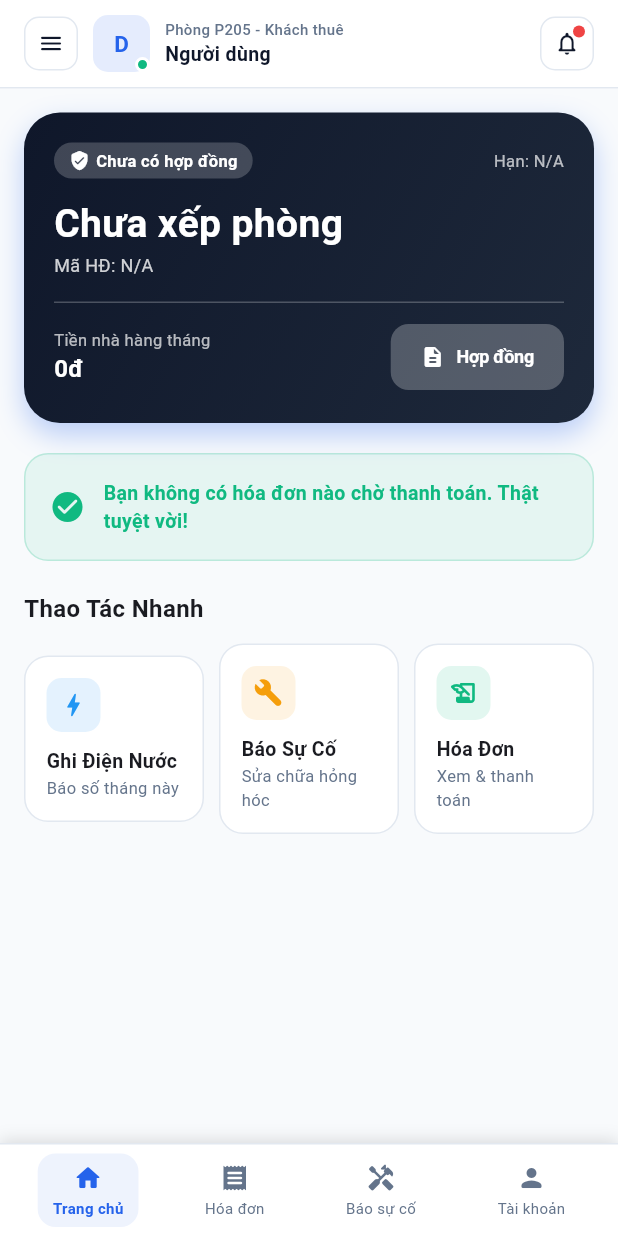
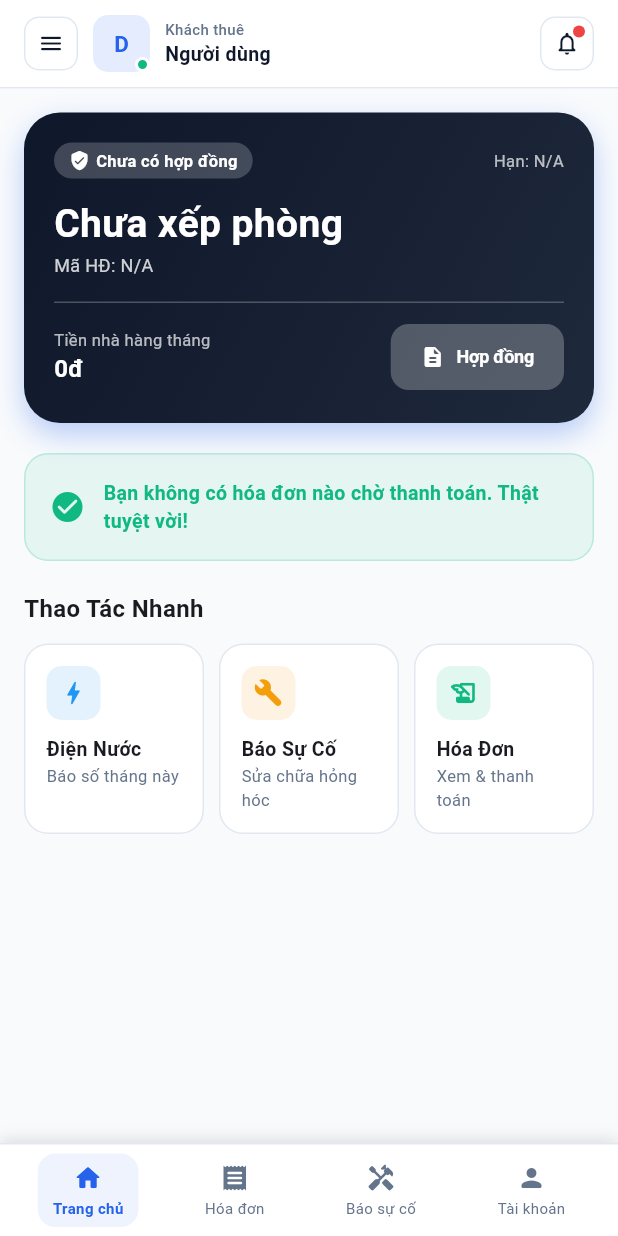
Before and after one commit to BunPun231/SE405-Nhom09-QuanLyPhongTro, a Flutter app: the MainNavigationScreen screen opened directly, on a phone screen of 412 x 824 dp. Run offline on Flutter 3.47's test engine with Material 3 defaults, Android fonts, the phone set to English and light mode, and no system bars; our stand-ins replace camera, image_picker, shared_preferences; missing offline and left inert: google_mlkit_face_detection, tflite_flutter; accounts and stored records are empty; network calls fail.

Commit message:
fix(mobile): drop hard-coded room in header and align tenant quick actions
Header showed a fake 'Phong P205' for every tenant. Quick action cards
now share the same height and single-line titles.

```diff
--- a/mobile/lib/presentation/screens/tenant/tenant_home_screen.dart
+++ b/mobile/lib/presentation/screens/tenant/tenant_home_screen.dart
@@ -287,12 +287,14 @@ class _TenantHomeScreenState extends State<TenantHomeScreen> {
                   // Quick Action Grid
                   const Text('Thao Tác Nhanh', style: TextStyle(fontSize: 16, fontWeight: FontWeight.bold)),
                   const SizedBox(height: 12),
-                  Row(
+                  IntrinsicHeight(
+                    child: Row(
+                    crossAxisAlignment: CrossAxisAlignment.stretch,
                     children: [
                       Expanded(
                         child: _QuickCard(
                           icon: Icons.bolt_rounded,
-                          title: 'Ghi Điện Nước',
+                          title: 'Điện Nước',
                           subtitle: 'Báo số tháng này',
                           color: Colors.blue,
                           onTap: () => widget.onNavigateTab(4),
@@ -319,6 +321,7 @@ class _TenantHomeScreenState extends State<TenantHomeScreen> {
                         ),
                       ),
                     ],
+                  ),
                   ),
                 ],
               ),
--- a/mobile/lib/presentation/widgets/mobile_header.dart
+++ b/mobile/lib/presentation/widgets/mobile_header.dart
@@ -58,7 +58,7 @@ class _MobileHeaderState extends State<MobileHeader> {
       case UserRole.manager:
         return 'Chủ trọ / Quản lý';
       case UserRole.tenant:
-        return 'Phòng P205 - Khách thuê';
+        return 'Khách thuê';
       case UserRole.technician:
         return 'Kỹ thuật viên điện nước';
       case UserRole.admin:
```
